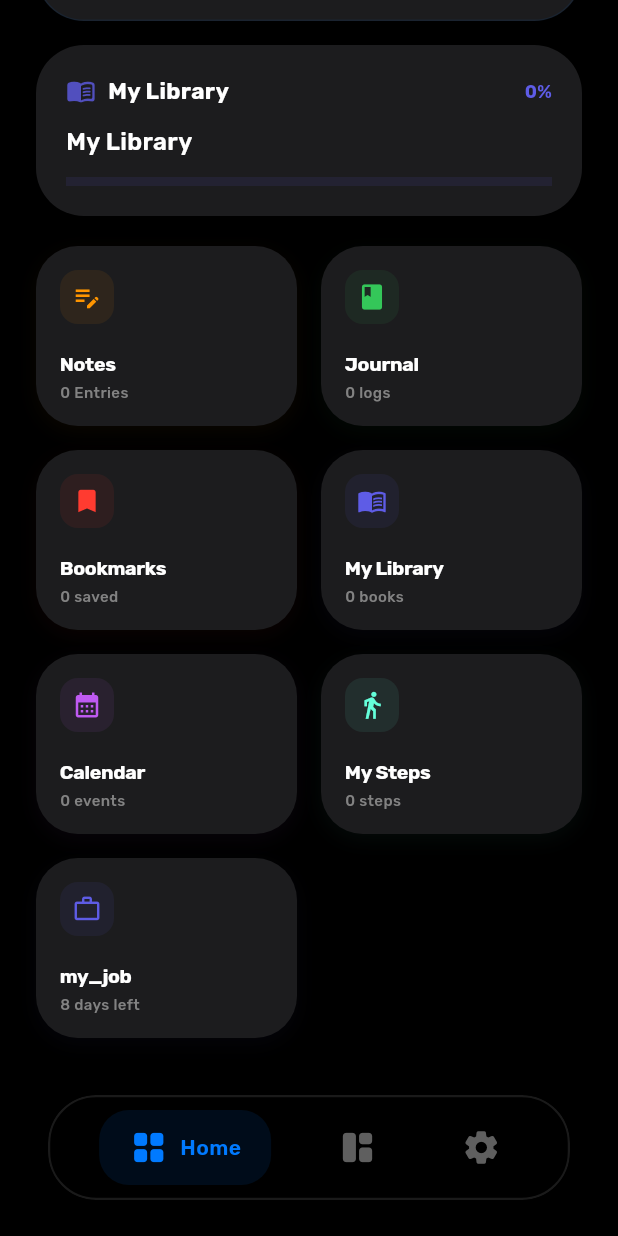
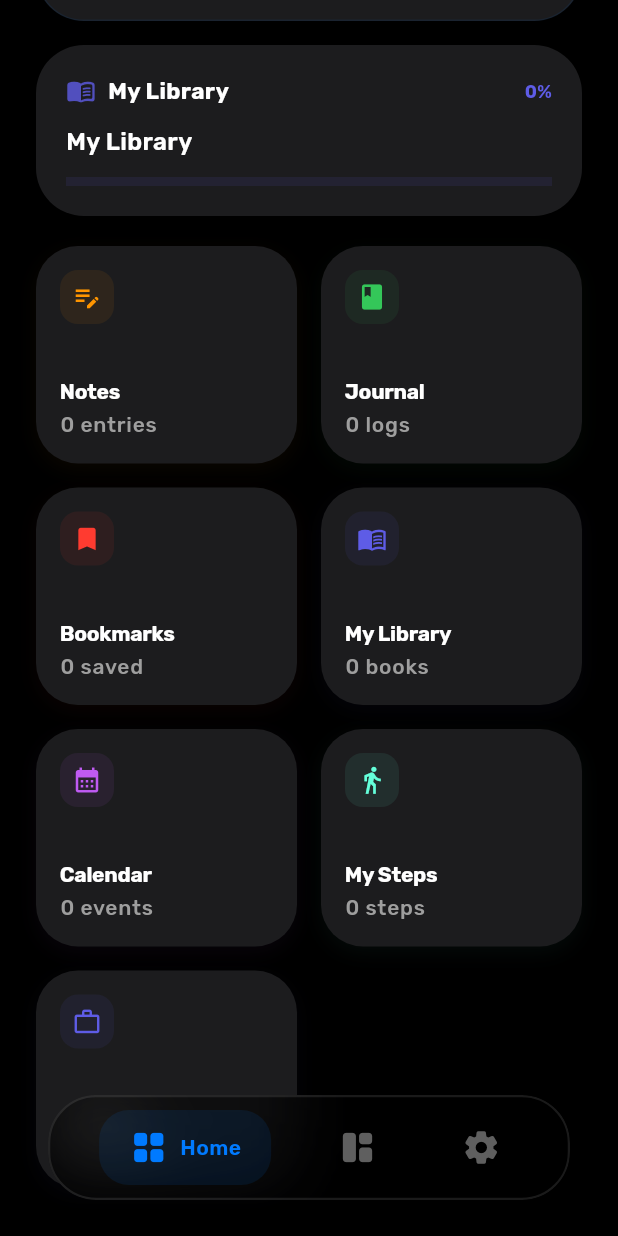
Before and after one commit to z7b/smart_daily_tasks, a Flutter app: the screen it shows after launch, scrolled down 976 dp, on a phone screen of 412 x 824 dp. Run offline on Flutter 3.47's test engine with Material 3 defaults, Android fonts, the light colour scheme and no system bars; our stand-ins replace file_picker, fl_chart, flutter_animate, flutter_local_notifications, get, get_storage and 9 more; missing offline and left inert: health, screen_protector; accounts and stored records are empty; generated files the repository leaves out were written again.

Commit message:
feat(hardening): complete phase 5 - performance, persistence, and architectural secondary-safety

```diff
--- a/lib/app/core/services/notification_service.dart
+++ b/lib/app/core/services/notification_service.dart
@@ -12,11 +12,23 @@
 
   final isInitialized = false.obs;
 
-  // 🛡️ Global ID Governance (Triple Hardening)
-  static const int MED_OFFSET = 1000000;
-  static const int TASK_OFFSET = 2000000;
-  static const int SHIFT_OFFSET = 3000000;
-  static const int SLOTS_PER_ITEM = 100; // Legacy support for multi-dose meds
+  // 🛡️ Global ID Governance (Phase 4: Triple Hardening)
+  static const int MED_OFFSET = 100000000;
+  static const int TASK_OFFSET = 200000000;
+  static const int SHIFT_OFFSET = 300000000;
+  static const int CALENDAR_OFFSET = 400000000;
+
+  /// ✅ Phase 4: Deterministic ID Strategy
+  /// Ensures notifications are consistent across app installs/restores.
+  int getDeterministicId(String key, {int offset = 0}) {
+    // Basic hash logic: sum of chars * prime
+    int hash = 0;
+    for (int i = 0; i < key.length; i++) {
+      hash = (31 * hash + key.codeUnitAt(i)) & 0x7FFFFFFF;
+    }
+    return (offset + (hash % 10000000));
+  }
+
 
   @override
   void onInit() {
--- a/lib/app/core/translations/messages.dart
+++ b/lib/app/core/translations/messages.dart
@@ -128,6 +128,9 @@
       'overdue': 'Overdue',
       'time_left': '@time left',
       'title_required': 'Title is required',
+      'save_event_error': 'Could not save event',
+      'unexpected_error_occurred': 'An unexpected error occurred',
+      'conflict_warning': 'Conflict: This event overlaps with another schedule.',
       'event_added': 'Event Added successfully',
       'event_deleted': 'Event Deleted successfully',
       'date': 'Date',
@@ -157,7 +160,6 @@
       'ask_journal_content': 'What happened today?',
       'not_understood': 'I didn\'t quite get that. Try asking for "help".',
       'add_medication': 'New Prescription',
-      'remaining': 'Remaining',
       'medication_added': 'Medication added successfully',
       'medication_name': 'Medication Name',
       'strength': 'Strength',
@@ -185,7 +187,6 @@
       'all_meds_taken_today': 'All your medications for today are already recorded!',
       'days': 'days',
       'days_streak': 'Days Streak',
-      'entries': 'Entries',
       'keep_writing': 'Keep the writing habit going!',
       'edit_entry': 'Edit Entry',
       'new_entry': 'New Entry',
@@ -265,36 +266,23 @@
       'search_bookmarks': 'Search bookmarks...',
       'current_page': 'Current Page',
       'total_pages': 'Total Pages',
-      'no_bookmarks_found': 'No bookmarks found',
       'check_in': 'Check-In',
       'check_out': 'Check-Out',
       'check_in_required': 'You must check in before checking out.',
       'log_attendance': 'Log Attendance',
       'option to be recurring for all times': 'Custom overrides per day',
       'invalid_time_range': 'End time must be after start time',
-      'active_now': 'Active Now',
-      'overdue': 'Overdue',
       'task_completed_status': 'Completed',
       'cancelled_status': 'Cancelled',
-      'title_required': 'Please enter a task title',
-      'event_added': 'Task added successfully',
       'invalid_progress_data': 'Invalid progress data',
       'edit_book': 'Edit Book Information',
       'invalid': 'Invalid Data',
-      'pages_read': 'Read @current of @total pages',
-      'journal_entry_saved': 'Journal entry saved successfully',
       'journal_updated_status': 'Journal updated',
       'invalid_goal': 'Goal must be greater than zero',
       'invalid_data': 'Invalid data provided',
       'no_matching_task': 'No matching task found',
       'task_completed_success': 'Task "@title" marked as completed',
       'steps_added': 'Steps logged successfully',
-      'goal_updated': 'Daily goal updated',
-      'ask_task_title': 'What is the task title?',
-      'ask_note_content': 'What would you like to write in the note?',
-      'ask_journal_content': 'What would you like to record in your journal?',
-      'not_understood': 'I did not understand that command',
-      'assistant_help_cmd': 'Try: "Add task [title]", "Log journal [text]", "Add [N] steps", or "Target [N] steps".',
       'task_already_exists': 'Task "@title" already exists for this day',
       'no_active_tasks_today': 'No active tasks found for today',
       'all_tasks_completed': 'Successfully completed @count tasks',
@@ -305,7 +293,6 @@
       'guess_add_task': 'Did you mean to add "@title" as a task?',
 
       // ─── Security & App Lock ─────────────────────
-      'security': 'Security',
       'app_lock': 'App Lock',
       'auth_failure_title': 'Authentication Error',
       'auth_failure_msg': 'Please try again to unlock the app.',
@@ -318,8 +305,6 @@
       'biometric_not_available': 'Biometric authentication is not available on this device.',
       'authenticate_to_unlock': 'Authenticate to unlock the app',
       'notification_stability': 'Notification Stability',
-      'success': 'Success',
-      'error': 'Error',
       'data_exported_successfully': 'Data exported successfully.',
       'failed_to_export_data': 'Failed to export data. Please try again.',
       'data_imported_successfully': 'Data imported successfully.',
@@ -339,7 +324,6 @@
       'absent': 'Absent',
       'sick': 'Sick Leave',
       'leave': 'Leave',
-      'holiday': 'Holiday',
       'performance_score': 'Performance Score',
       'attendance_distribution': 'Attendance Distribution',
       'consistency_rate': 'Consistency Rate',
@@ -467,7 +451,6 @@
       'books': 'كتب',
       'events': 'أحداث',
       'remaining': 'المتبقي',
-      'unified_status': 'نظامك متكامل بنسبة @percent% اليوم',
       'steps': 'خطوات',
       'days_left': 'أيام متبقية',
       'search_journal': 'ابحث في اليوميات...',
@@ -478,9 +461,6 @@
       'delete_confirmation': 'هل أنت متأكد من الحذف؟',
       'task_completed': 'تم الإنجاز',
       'cancelled': 'ملغي',
-      'cancel': 'إلغاء',
-      'task_cancelled': 'تم إلغاء المهمة',
-      'undo_cancel': 'تراجع',
       'strict_completion_error': 'نزاهة المواعيد: لا يمكن إنجاز المهمة قبل وقتها.',
       'active': 'النشطة',
       'remind_me': 'تنبيهي',
@@ -489,6 +469,9 @@
       'overdue': 'متأخر',
       'time_left': 'متبقي @time',
       'title_required': 'العنوان مطلوب',
+      'save_event_error': 'تعذر حفظ الحدث',
+      'unexpected_error_occurred': 'حدث خطأ غير متوقع',
+      'conflict_warning': 'تعارض: هذا الحدث يتداخل مع جدول آخر.',
       'event_added': 'تمت إضافة الحدث بنجاح',
       'event_deleted': 'تم حذف الحدث بنجاح',
       'date': 'التاريخ',
--- a/lib/app/data/models/journal_model.dart
+++ b/lib/app/data/models/journal_model.dart
@@ -6,6 +6,7 @@
 class Journal {
   Id id = Isar.autoIncrement;
 
+  @Index()
   DateTime date = DateTime.now();
 
   @Index()
--- a/lib/app/data/models/task_model.dart
+++ b/lib/app/data/models/task_model.dart
@@ -21,6 +21,7 @@
   @Index()
   DateTime scheduledAt;
 
+  @Index()
   DateTime? scheduledEnd;
 
   @Index()
--- a/lib/app/data/services/health_service.dart
+++ b/lib/app/data/services/health_service.dart
@@ -43,8 +43,8 @@
         talker.warning('⚠️ Not authorized - requesting permissions...');
         await requestPermissions();
       } else {
-        talker.info('✅ Already authorized - syncing steps');
-        await fetchAndPersistSteps();
+        talker.info('✅ Already authorized - Pulse synchronization ready');
+        // ✅ Defer sync to after startup (Phase 5 Optimization)
       }
     } catch (e, stack) {
       talker.handle(e, stack, '❌ Health Service Init Error');
--- a/lib/app/modules/home/views/home_view.dart
+++ b/lib/app/modules/home/views/home_view.dart
@@ -124,7 +124,7 @@
               crossAxisCount: 2,
               mainAxisSpacing: 16,
               crossAxisSpacing: 16,
-              childAspectRatio: 1.45,
+              childAspectRatio: 1.2, // ✅ Phase 4: More defensive ratio for large fonts
               children: [
 
                 Obx(
@@ -369,20 +369,21 @@
             const Spacer(),
             Text(
               title,
-              style: const TextStyle(
-                fontSize: 13,
+              style: Theme.of(context).textTheme.titleSmall?.copyWith(
                 fontWeight: FontWeight.bold,
                 letterSpacing: -0.2,
               ),
+              maxLines: 1,
+              overflow: TextOverflow.ellipsis,
             ),
             const SizedBox(height: 2),
             Text(
               subtitle,
-              style: TextStyle(
-                fontSize: 10,
-                color: Colors.grey.withAlpha(200),
-                fontWeight: FontWeight.w500,
+              style: Theme.of(context).textTheme.labelSmall?.copyWith(
+                color: Colors.grey,
               ),
+              maxLines: 1,
+              overflow: TextOverflow.ellipsis,
             ),
           ],
         ),
```
Also changed, not shown: lib/app/data/providers/bookmark_repository.dart (+14 -5 lines), lib/app/data/providers/journal_repository.dart (+14 -5 lines), lib/app/data/providers/note_repository.dart (+14 -5 lines), lib/app/data/providers/task_repository.dart (+57 -0 lines), lib/app/modules/calendar/controllers/calendar_controller.dart (+25 -3 lines), lib/app/modules/home/controllers/home_controller.dart (+17 -2 lines), lib/app/modules/job/views/job_view.dart (+16 -21 lines), lib/app/modules/medication/controllers/medication_controller.dart (+19 -8 lines), lib/app/modules/tasks/controllers/task_controller.dart (+15 -3 lines).
